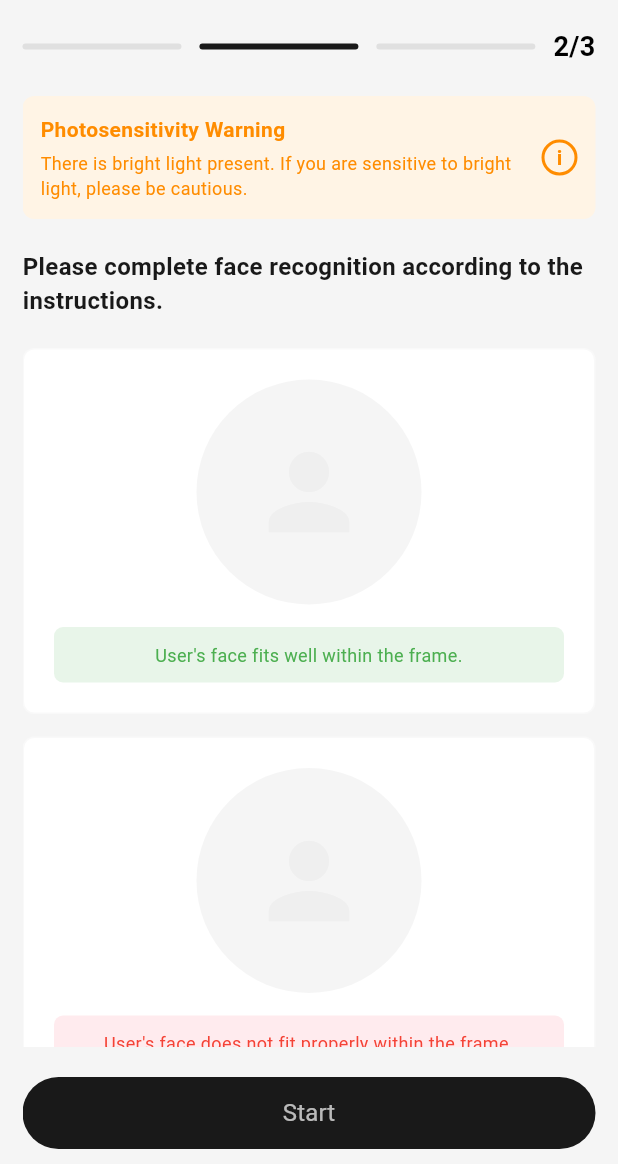
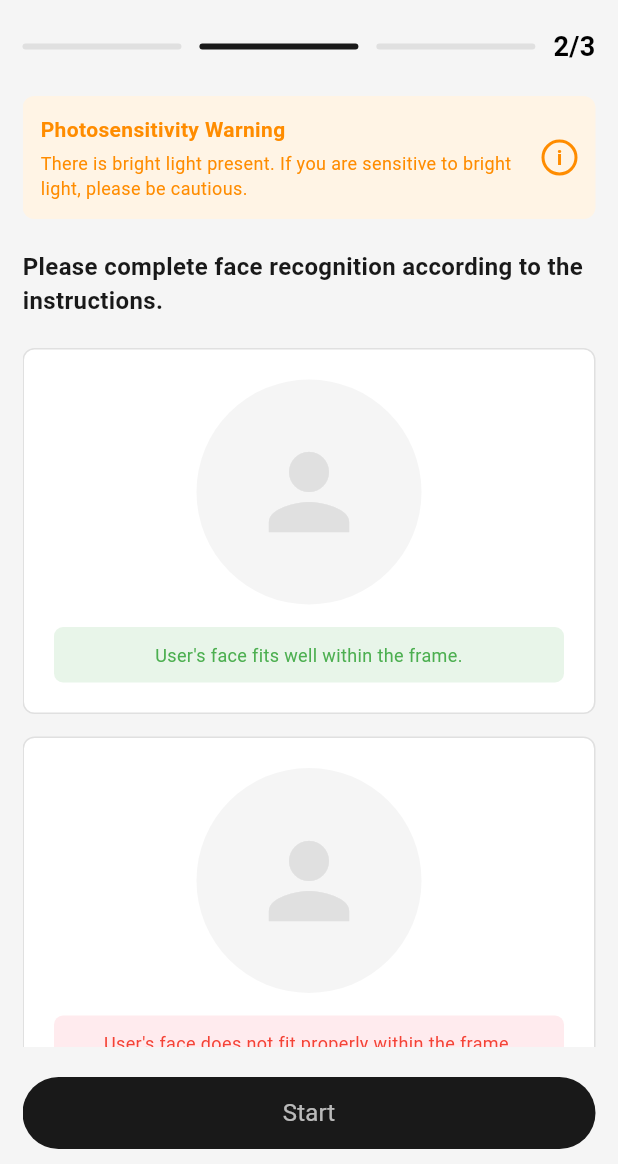
Before and after one commit to Zolboo0501/ard_kids, a Flutter app: the UpdateInformation screen opened directly, after a tap on "Approve", on a phone screen of 412 x 824 dp, the part 72-1236 px from its top. Run offline on Flutter 3.47's test engine with Material 3 defaults, Android fonts, the phone set to English and light mode, and no system bars; our stand-ins replace flutter_html, flutter_riverpod, flutter_svg, go_router, google_fonts, pinput and 1 more; accounts and stored records are empty.

Commit message:
Fix: Improve face verification UI

```diff
--- a/lib/features/auth/presentation/tab/face_verification.dart
+++ b/lib/features/auth/presentation/tab/face_verification.dart
@@ -104,7 +104,7 @@
                       border: Border.all(
                         color: Theme.of(
                           context,
-                        ).colorScheme.onSurface.withOpacity(0.2),
+                        ).colorScheme.onSurface.withValues(alpha: 51),
                       ),
                     ),
                     child: Column(
@@ -122,7 +122,7 @@
                               size: 80,
                               color: Theme.of(
                                 context,
-                              ).colorScheme.onSurface.withOpacity(0.3),
+                              ).colorScheme.onSurface.withValues(alpha: 77),
                             ),
                           ),
                         ),
@@ -162,7 +162,7 @@
                       border: Border.all(
                         color: Theme.of(
                           context,
-                        ).colorScheme.onSurface.withOpacity(0.2),
+                        ).colorScheme.onSurface.withValues(alpha: 51),
                       ),
                     ),
                     child: Column(
@@ -180,7 +180,7 @@
                               size: 80,
                               color: Theme.of(
                                 context,
-                              ).colorScheme.onSurface.withOpacity(0.3),
+                              ).colorScheme.onSurface.withValues(alpha: 77),
                             ),
                           ),
                         ),
```
